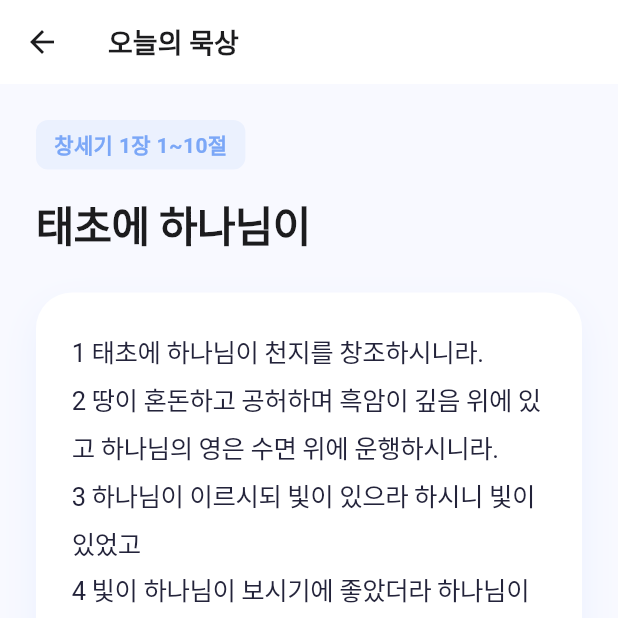
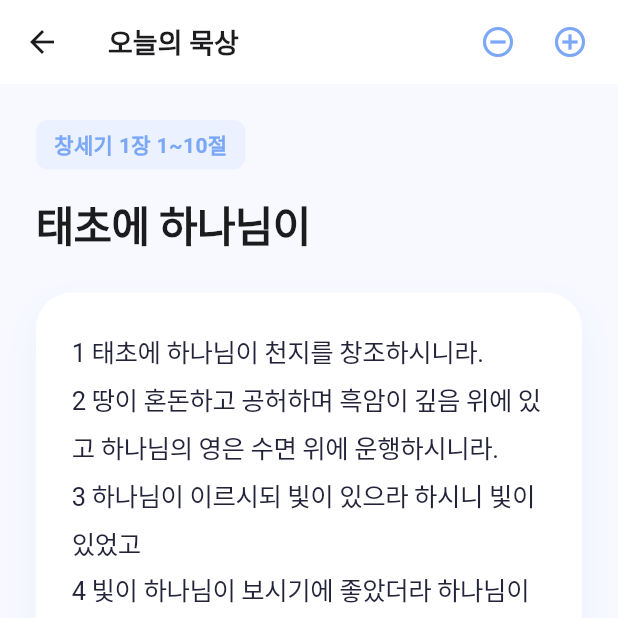
Before and after one commit to gwon7210/gaechuk_app, a Flutter app: the FullVerseScreen screen opened directly, on a phone screen of 412 x 824 dp, the top half of it. Run offline on Flutter 3.47's test engine with Material 3 defaults, Android fonts, the phone set to English and light mode, and no system bars; our stand-ins replace badges, firebase_auth, firebase_core, image_picker, lottie, shared_preferences and 1 more; accounts and stored records are empty; Roboto replaces fonts that are missing (Pretendard); project files that could hold a hidden picture were left out.

Commit message:
오묵완 디자인 개선

```diff
--- a/lib/screens/omukwan_screen.dart
+++ b/lib/screens/omukwan_screen.dart
@@ -241,8 +241,34 @@ class OmukwanScreen extends StatelessWidget {
   }
 }
 
-class FullVerseScreen extends StatelessWidget {
+class FullVerseScreen extends StatefulWidget {
   const FullVerseScreen({Key? key}) : super(key: key);
+
+  @override
+  State<FullVerseScreen> createState() => _FullVerseScreenState();
+}
+
+class _FullVerseScreenState extends State<FullVerseScreen> {
+  double _fontSize = 17.0; // 기본 글자 크기
+  final double _minFontSize = 14.0;
+  final double _maxFontSize = 24.0;
+  final double _fontSizeStep = 1.0;
+
+  void _decreaseFontSize() {
+    if (_fontSize > _minFontSize) {
+      setState(() {
+        _fontSize -= _fontSizeStep;
+      });
+    }
+  }
+
+  void _increaseFontSize() {
+    if (_fontSize < _maxFontSize) {
+      setState(() {
+        _fontSize += _fontSizeStep;
+      });
+    }
+  }
 
   @override
   Widget build(BuildContext context) {
@@ -271,6 +297,25 @@ class FullVerseScreen extends StatelessWidget {
             fontSize: 18,
           ),
         ),
+        actions: [
+          IconButton(
+            icon: const Icon(
+              Icons.remove_circle_outline,
+              color: Color(0xFF7BA7F7),
+              size: 24,
+            ),
+            onPressed: _decreaseFontSize,
+          ),
+          IconButton(
+            icon: const Icon(
+              Icons.add_circle_outline,
+              color: Color(0xFF7BA7F7),
+              size: 24,
+            ),
+            onPressed: _increaseFontSize,
+          ),
+          const SizedBox(width: 8),
+        ],
       ),
       backgroundColor: const Color(0xFFF8F9FF),
       body: SingleChildScrollView(
@@ -321,9 +366,9 @@ class FullVerseScreen extends StatelessWidget {
                 ),
                 child: Text(
                   fullVerse,
-                  style: const TextStyle(
-                    fontSize: 17,
-                    color: Color(0xFF23233A),
+                  style: TextStyle(
+                    fontSize: _fontSize,
+                    color: const Color(0xFF23233A),
                     height: 1.8,
                     letterSpacing: -0.3,
                   ),
```
Also changed, not shown: lib/screens/profile_screen.dart (+0 -75 lines).
